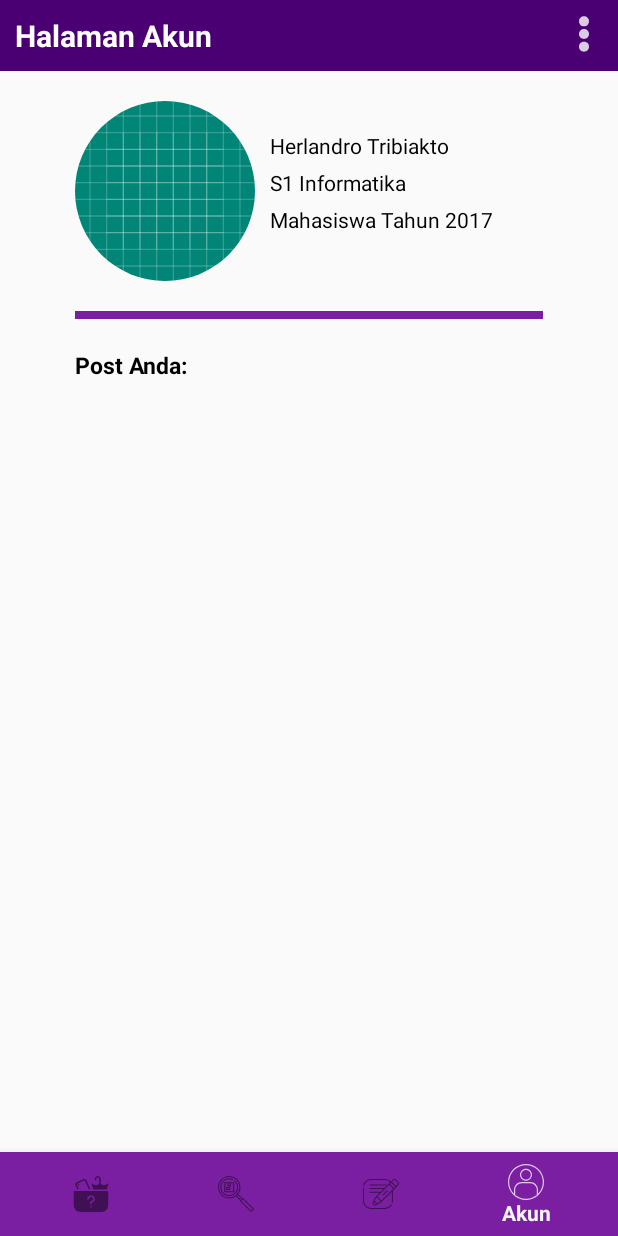
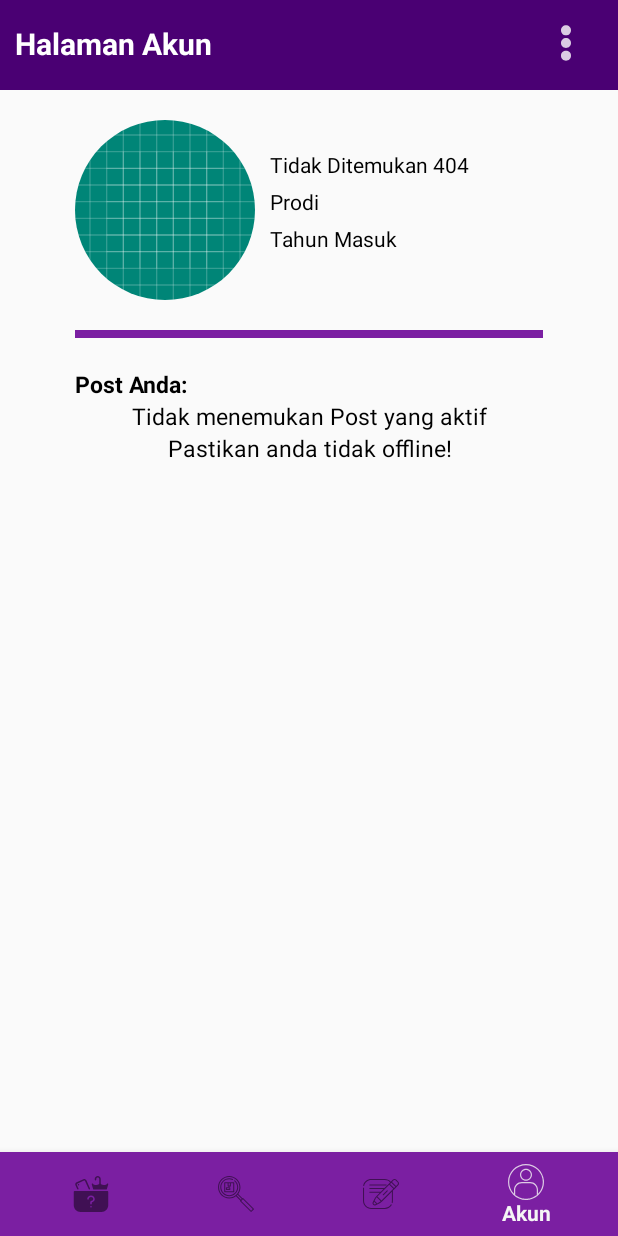
Before and after one commit to ratoz/BarangHilang, an Android app: the halamanKehilangan screen opened directly, with no data from a screen before it, item 4 of the bottom bar chosen, on a phone screen of 412 x 824 dp. Run offline under Robolectric (Android 15) with nearby library versions, the phone set to English and light mode, and no system bars; our stand-ins replace CircleImageView, Firebase (no records; nobody signed in at launch, a user with empty details on screens opened directly); 3 statements that could not run were skipped.

Commit message:
commit kelima yaitu halaman akun by ando 100% + Perbaikan Title Bar dan tombol di beberapa fragment + MenuItem untuk LogOut dan Pengaturan Akun + Feedback

```diff
--- a/app/src/main/java/com/pamair/baranghilang/halamanAkun.java
+++ b/app/src/main/java/com/pamair/baranghilang/halamanAkun.java
@@ -1,16 +1,29 @@
 package com.pamair.baranghilang;
 
+/**--------------------
+ * 17.11.1228 Herlandro
+ * Halaman Akun
+ * --------------------**/
+
 import android.os.Bundle;
+import android.util.Log;
 import android.view.LayoutInflater;
 import android.view.MenuItem;
 import android.view.View;
 import android.view.ViewGroup;
 import android.widget.ImageButton;
 import android.widget.PopupMenu;
+import android.widget.Switch;
+import android.widget.TextView;
 import android.widget.Toast;
 
 import com.firebase.ui.firestore.FirestoreRecyclerAdapter;
 import com.firebase.ui.firestore.FirestoreRecyclerOptions;
+import com.google.android.gms.tasks.OnCompleteListener;
+import com.google.android.gms.tasks.Task;
+import com.google.firebase.database.DatabaseReference;
+import com.google.firebase.firestore.DocumentReference;
+import com.google.firebase.firestore.DocumentSnapshot;
 import com.google.firebase.firestore.FirebaseFirestore;
 import com.google.firebase.firestore.Query;
 
@@ -24,9 +37,13 @@ import androidx.recyclerview.widget.RecyclerView;
 
 public class halamanAkun extends Fragment {
 
-
+    //----- Inisialisasi Variable Global ----
+    FirebaseFirestore db;
     RecyclerView recyclerView;
     FirestoreRecyclerAdapter adapter;
+    View view_fragment;
+    String userid;
+    //----- Inisialisasi Variable Global ----
 
     public halamanAkun(){
 
@@ -35,9 +52,17 @@ public class halamanAkun extends Fragment {
     @Override
     public View onCreateView(LayoutInflater inflater, ViewGroup container,
                              Bundle savedInstanceState) {
-        View view_fragment = inflater.inflate(R.layout.halaman_akun, container, false);
 
+        // ---------- Instansiasi ----------
+        db = FirebaseFirestore.getInstance();
+        userid = getArguments().getString("user");
+        view_fragment = inflater.inflate(R.layout.halaman_akun, container, false);
         final ImageButton button = view_fragment.findViewById(R.id.menupopup);
+        // ---------- Instansiasi ----------
+
+        getProfil();
+
+        // ---------- Button untuk pengaturan dan log out ----------
         button.setOnClickListener(new View.OnClickListener() {
 
             @Override
@@ -50,27 +75,72 @@ public class halamanAkun extends Fragment {
                 //registering popup with OnMenuItemClickListener
                 popup.setOnMenuItemClickListener(new PopupMenu.OnMenuItemClickListener() {
                     public boolean onMenuItemClick(MenuItem item) {
-                        Toast.makeText(getContext(),"You Clicked : " + item.getTitle(), Toast.LENGTH_SHORT).show();
-                        return true;
+                        switch (item.getItemId()){
+                            case R.id.settingakun:
+
+                                return true;
+                            case R.id.logout:
+                                getActivity().finish();
+                                return true;
+                            default:
+                                return true;
+                        }
                     }
                 });
                 popup.show();//showing popup menu
             }
         });
+        // ---------- Button untuk pengaturan dan log out ----------
 
 
+
+        // ---------- Pengaturan Recycle View ----------
         recyclerView = view_fragment.findViewById(R.id.postandamain);
         addData(recyclerView);
         LinearLayoutManager layoutManager = new LinearLayoutManager(getContext());
         recyclerView.setLayoutManager(layoutManager);
         // specify an adapter (see also next example)
+        // ---------- Pengaturan Recycle View ----------
+
 
         // Inflate the layout for this fragment
         return view_fragment;
     }
 
+
+    // ---------- Mengatur nama dan lain-lain ------------
+    private void getProfil(){
+        DocumentReference dataprofil = db.collection("userdata").document(userid);
+        dataprofil.get().addOnCompleteListener(new OnCompleteListener<DocumentSnapshot>(){
+            @Override
+            public void onComplete(@NonNull Task<DocumentSnapshot> task) {
+                TextView txt_nama = view_fragment.findViewById(R.id.txt_namaakun);
+                TextView txt_prodi = view_fragment.findViewById(R.id.txt_prodiakun);
+                TextView txt_tahunmasuk = view_fragment.findViewById(R.id.txt_tahunmasuk);
+                if (task.isSuccessful()){
+                    DocumentSnapshot document = task.getResult();
+                    if (document.exists()) {
+                        txt_nama.setText(document.get("name").toString());
+                        txt_prodi.setText(document.get("prodi").toString());
+                        txt_tahunmasuk.setText("Masuk pada tahun "+document.get("tahun_masuk").toString());
+                    } else {
+                        txt_nama.setText("Tidak Ditemukan 404");
+                        txt_prodi.setText(document.get("Tidak Ditemukan 404").toString());
+                        txt_prodi.setText(document.get("Tidak Ditemukan 404").toString());
+                        Toast.makeText(getContext(),"Gagal mencari Data", Toast.LENGTH_SHORT).show();
+                    }
+                } else {
+                    Toast.makeText(getContext(),"Pastikan anda online!", Toast.LENGTH_SHORT).show();
+                }
+
+
+            }
+        });
+    }
+
+
+    // --------------Fungsi Adapter Recycle View------------------
     private void addData(RecyclerView recyclerView){
-        String userid = getArguments().getString("user");
         Query query = FirebaseFirestore.getInstance()
                 .collection("post").whereEqualTo("idUser",userid)
                 .limit(50);
@@ -94,15 +164,32 @@ public class halamanAkun extends Fragment {
                 return new PostDataHolder(view);
             }
 
+            public void onDataChanged(){
+                super.onDataChanged();
+                TextView txtload1 = view_fragment.findViewById(R.id.txt_loadingpost1);
+                TextView txtload2 = view_fragment.findViewById(R.id.txt_loadingpost2);
+                if (getItemCount()==0){
+                    txtload1.setText("Tidak menemukan Post yang aktif");
+                }
+                else {
+                    txtload1.setVisibility(View.GONE);
+                    txtload2.setVisibility(View.GONE);
+                }
+            }
+
         };
 
         recyclerView.setAdapter(adapter);
 
+
     }
+
 
     public void onStart(){
         super.onStart();
+
         adapter.startListening();
+
     }
 
 
--- a/app/src/main/res/layout/halaman_akun.xml
+++ b/app/src/main/res/layout/halaman_akun.xml
@@ -14,9 +14,10 @@
         android:paddingTop="10dp"
         android:paddingBottom="10dp"
         android:layout_width="match_parent"
-        android:layout_height="wrap_content"
+        android:layout_height="60dp"
         >
     <TextView
+        android:layout_marginTop="5dp"
         android:id="@+id/textView"
         android:layout_width="wrap_content"
         android:layout_height="wrap_content"
@@ -26,16 +27,16 @@
         android:textAlignment="center"
         android:layout_marginLeft="10dp"
         android:textColor="@color/colorWhite"/>
+
         <ImageButton
             android:id="@+id/menupopup"
+            android:layout_width="59dp"
+            android:layout_height="37dp"
+            android:layout_alignParentRight="true"
+
+            android:layout_marginRight="5dp"
             android:background="@drawable/bg_imgbtn"
             android:src="@drawable/ic_optionmenu"
-            android:layout_width="25dp"
-            android:layout_height="25dp"
-            android:layout_alignParentRight="true"
-            android:layout_marginRight="10dp"
-            android:paddingRight="10dp"
-            android:paddingLeft="10dp"
 
             />
     </RelativeLayout>
@@ -65,24 +66,26 @@
 
             >
             <TextView
+                android:id="@+id/txt_namaakun"
                 android:layout_width="match_parent"
                 android:layout_height="wrap_content"
-                android:text="Herlandro Tribiakto"
+                android:text="Nama"
                 android:textColor="@color/colorBlack"
                />
             <TextView
+                android:id="@+id/txt_prodiakun"
                 android:layout_marginTop="5dp"
                 android:layout_width="match_parent"
                 android:layout_height="wrap_content"
-                android:text="S1 Informatika"
+                android:text="Prodi"
                 android:textColor="@color/colorBlack"
                 />
             <TextView
-                android:id="@+id/txt_proflast"
+                android:id="@+id/txt_tahunmasuk"
                 android:layout_marginTop="5dp"
                 android:layout_width="match_parent"
                 android:layout_height="wrap_content"
-                android:text="Mahasiswa Tahun 2017"
+                android:text="Tahun Masuk"
                 android:textColor="@color/colorBlack"/>
 
         </LinearLayout>
@@ -127,6 +130,24 @@
            android:id="@+id/postandamain"
            android:layout_width="match_parent"
            android:layout_height="wrap_content"/>
+        <TextView
+            android:id="@+id/txt_loadingpost1"
+            android:layout_width="match_parent"
+            android:layout_height="wrap_content"
+            android:textAlignment="center"
+            android:visibility="visible"
+            android:textSize="@dimen/text"
+            android:textColor="@color/colorBlack"
+            android:text="Menunggu Post..."/>
+        <TextView
+            android:id="@+id/txt_loadingpost2"
+            android:layout_width="match_parent"
+            android:layout_height="wrap_content"
+            android:textAlignment="center"
+            android:visibility="visible"
+            android:textSize="@dimen/text"
+            android:textColor="@color/colorBlack"
+            android:text="Pastikan anda tidak offline!"/>
     </LinearLayout>
 </RelativeLayout>
 </ScrollView>
--- a/app/src/main/res/menu/menuakun.xml
+++ b/app/src/main/res/menu/menuakun.xml
@@ -2,10 +2,10 @@
 <menu xmlns:android="http://schemas.android.com/apk/res/android">
 
         <item
-            android:id="@+id/one"
+            android:id="@+id/settingakun"
             android:title="Pengaturan Akun" />
         <item
-            android:id="@+id/two"
+            android:id="@+id/logout"
             android:title="Keluar dari Akun"/>
 
 
```
Also changed, not shown: app/src/main/res/layout/halaman_kehilangan.xml (+16 -15 lines), app/src/main/res/layout/halaman_ketemu.xml (+19 -4 lines), app/src/main/res/layout/halaman_posting.xml (+12 -9 lines).
